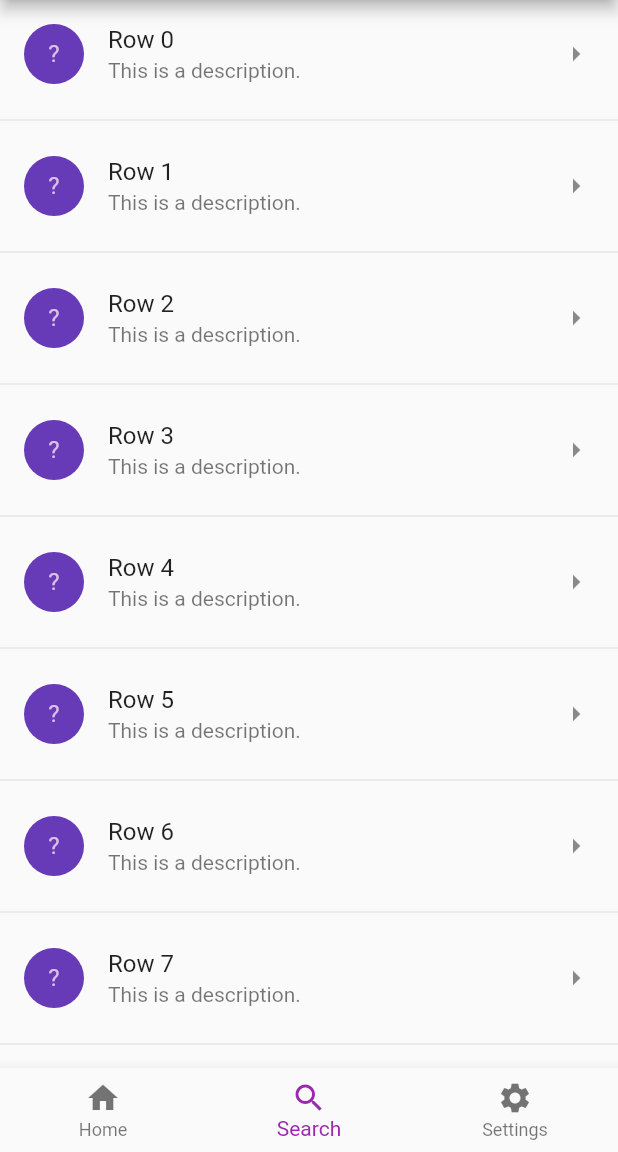
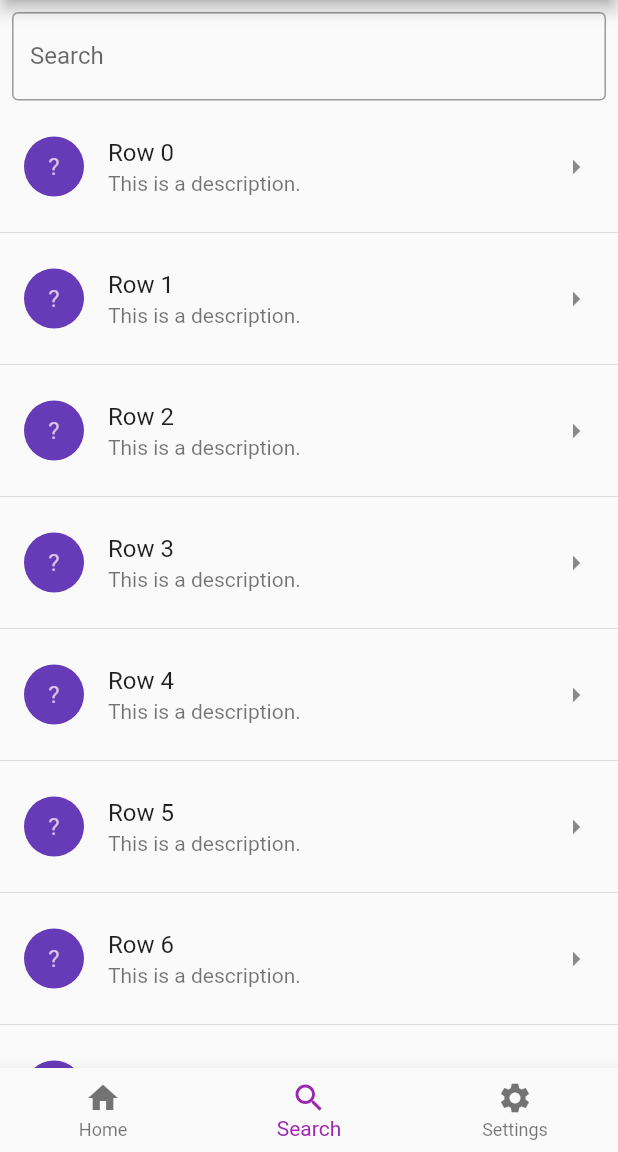
Before and after one commit to 9kimgu/jikanganai, a Flutter app: the screen it shows after launch, item 2 of the bottom bar chosen, on a phone screen of 412 x 824 dp, the part 84-1236 px from its top. Run offline on Flutter 3.47's test engine with Material 2 defaults, Android fonts, the phone set to English and light mode, and no system bars; missing offline and left inert: jikan_dart.

Commit message:
added serach input box

```diff
--- a/lib/main.dart
+++ b/lib/main.dart
@@ -50,7 +50,7 @@ class MyHomePage extends StatefulWidget {
 class _MyHomePageState extends State<MyHomePage> {
   int _currentIndex = 0;
   final List<Widget> _children =[
-    PlaceholderWidget2(Colors.purple),
+    HomeWidget(),
     SearchWidget(),
     SettingsWidget(),
   ];
--- a/lib/searchView.dart
+++ b/lib/searchView.dart
@@ -1,9 +1,29 @@
 import 'package:flutter/material.dart';
 
 class SearchWidget extends StatelessWidget{
+  TextEditingController editingController = TextEditingController();
+
   @override
   Widget build(BuildContext context) {
-    return ListView.separated(
+    return new Scaffold(
+      body: Container(
+        child: Column(
+          children: <Widget>[
+            Padding(
+              padding: const EdgeInsets.all(8.0),
+              child: TextField(
+                onChanged: (value){},
+                controller: editingController,
+                decoration: InputDecoration(
+                  labelText: 'Search',
+                  hintText: 'Search',
+                  border: OutlineInputBorder()
+                )
+              ),
+            ),
+            Expanded(
+              child:
+              ListView.separated(
                 itemCount: 100,
                 itemBuilder: (BuildContext context, int index) {
                   return ListTile(
@@ -22,9 +42,15 @@ class SearchWidget extends StatelessWidget{
                 separatorBuilder: (context, index) {
                   return Divider();
                 },
+              )
+            )
+          ]
+        )
+      )
     );
   }
 }
+
 void _toDetailsScreen(BuildContext context){
   Navigator.push(
       context,
```
Also changed, not shown: lib/homeView.dart (+36 -0 lines). Lines whose indentation alone changed are shown as unchanged.
